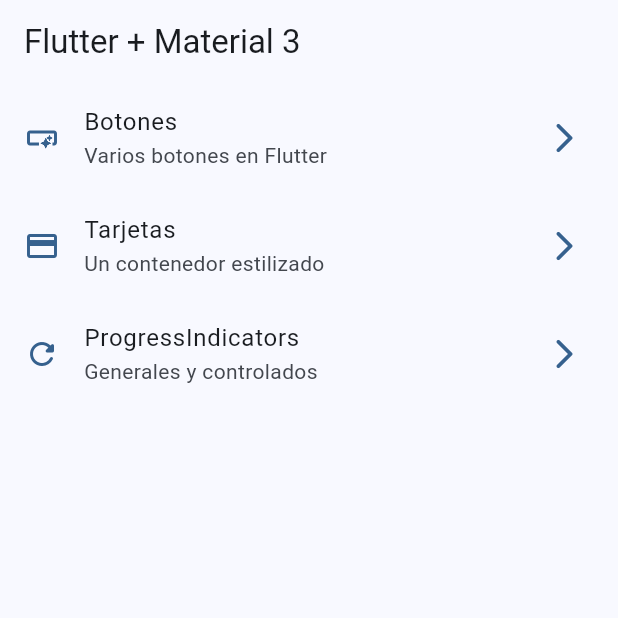
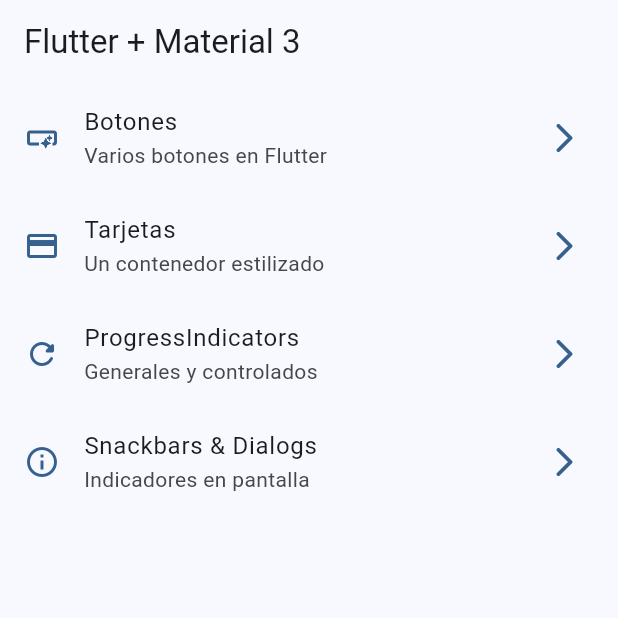
Before and after one commit to judatop/widgets-app, a Flutter app: the screen it shows after launch, on a phone screen of 412 x 824 dp, the top half of it. Run offline on Flutter 3.47's test engine with Material 3 defaults, Android fonts, the phone set to English and light mode, and no system bars; our stand-ins replace go_router.

Commit message:
[ADD] snackbars & dialogs finished

```diff
--- a/lib/config/menu/menu_items.dart
+++ b/lib/config/menu/menu_items.dart
@@ -33,4 +33,10 @@ const appMenuItems = <MenuItem>[
     link: '/progress',
     icon: Icons.refresh_rounded,
   ),
+  MenuItem(
+    title: 'Snackbars & Dialogs',
+    subTitle: 'Indicadores en pantalla',
+    link: '/snackbars',
+    icon: Icons.info_outline,
+  ),
 ];
--- a/lib/config/router/app_router.dart
+++ b/lib/config/router/app_router.dart
@@ -23,6 +23,11 @@ final appRouter = GoRouter(
       path: '/progress',
       name: ProgressScreen.name,
       builder: (context, state) => const ProgressScreen(),
+    ),
+    GoRoute(
+      path: '/snackbars',
+      name: SnackbarScreen.name,
+      builder: (context, state) => const SnackbarScreen(),
     )
   ],
 );
--- a/lib/main.dart
+++ b/lib/main.dart
@@ -12,6 +12,7 @@ class MainApp extends StatelessWidget {
   @override
   Widget build(BuildContext context) {
     return MaterialApp.router(
+      title: 'Flutter Widgets',
       routerConfig: appRouter,
       debugShowCheckedModeBanner: false,
       theme: AppTheme(selectedColor: 0).getTheme(),
```
Also changed, not shown: lib/presentation/screens/snackbar/snackbar_screen.dart (+72 -1 lines).
